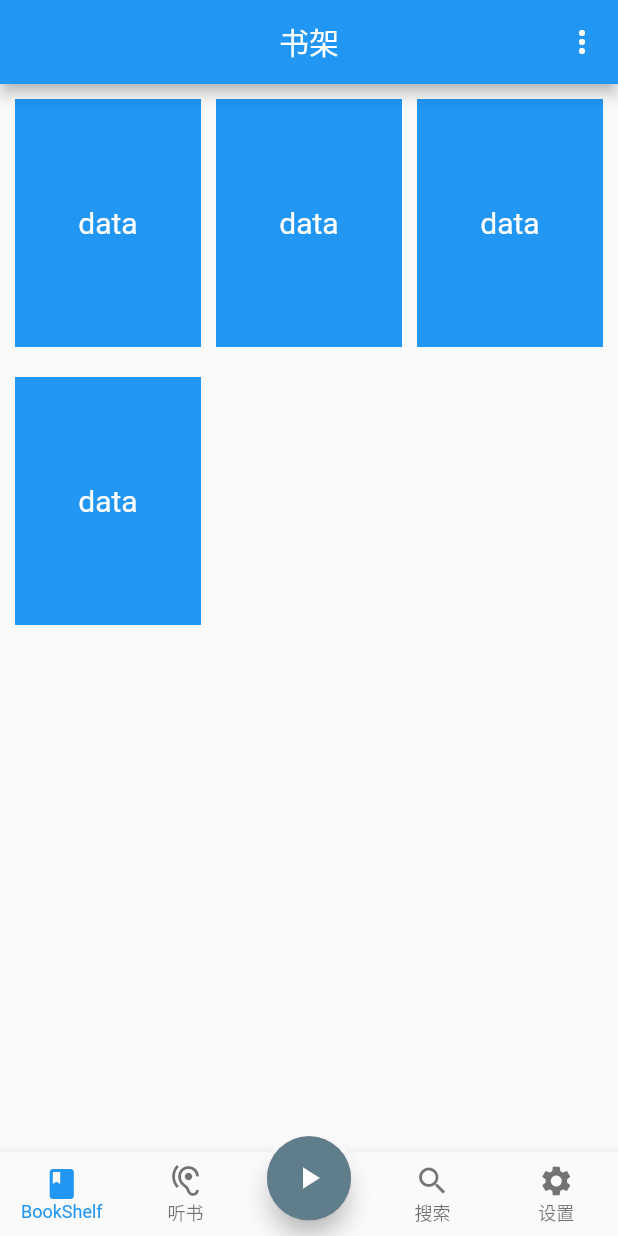
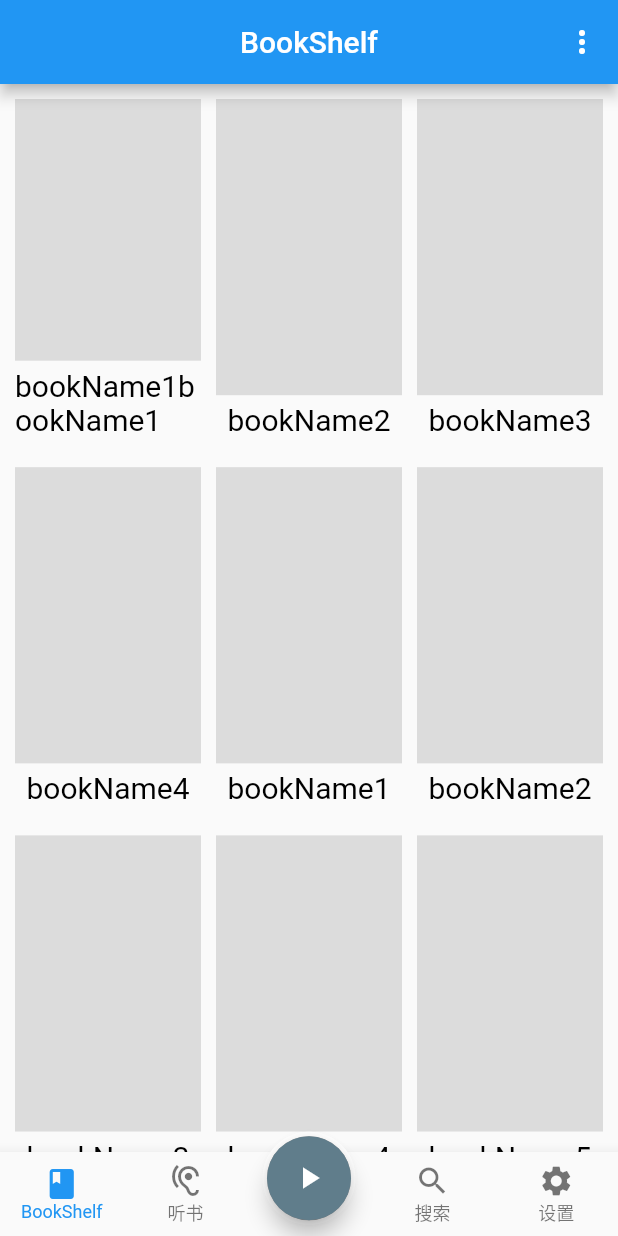
Before and after one commit to ccbfm/ccbfm_reader, a Flutter app: the screen it shows after launch, on a phone screen of 412 x 824 dp. Run offline on Flutter 3.47's test engine with Material 2 defaults, Android fonts, the light colour scheme and no system bars; our stand-ins replace floor, shared_preferences, sqflite; accounts and stored records are empty; generated files the repository leaves out were written again.

Commit message:
持久化

```diff
--- /dev/null
+++ b/lib/Config.dart
@@ -0,0 +1,5 @@
+
+
+class Config {
+
+}
--- a/lib/main.dart
+++ b/lib/main.dart
@@ -60,6 +60,12 @@ class MyHomePage extends StatefulWidget {
 class _MyHomePageState extends State<MyHomePage> {
   int _index = 0;
   final _pageController = PageController(initialPage: 0);
+  final List<StatefulWidget> _pageView = [
+    BookShelf(),
+    const BookListen(),
+    const BookSearch(),
+    const BookSettings(),
+  ];
 
   void clickFloatingButton() {}
 
@@ -98,13 +104,10 @@ class _MyHomePageState extends State<MyHomePage> {
           itemBuilder: (BuildContext context, int index) {
             switch (index) {
               case 0:
-                return const BookShelf();
               case 1:
-                return const BookListen();
               case 2:
-                return const BookSearch();
               case 3:
-                return const BookSettings();
+                return _pageView[index];
             }
             return const Text("未定义");
           },
--- /dev/null
+++ b/lib/persistent/SP.dart
@@ -0,0 +1,22 @@
+
+import 'package:shared_preferences/shared_preferences.dart';
+
+class SP {
+  static Future<String?> getString(key) async {
+    return getStringHasDefault(key, null);
+  }
+
+  static Future<String> getStringHasDefault(key, defValue) async {
+    final prefs = await SharedPreferences.getInstance();
+    String? result = prefs.getString(key);
+    if(result == null){
+      return defValue;
+    }
+    return result;
+  }
+
+  static Future<bool> setString(key, value) async {
+    final prefs = await SharedPreferences.getInstance();
+    return prefs.setString(key, value);
+  }
+}
--- a/lib/view/book_listen.dart
+++ b/lib/view/book_listen.dart
@@ -3,7 +3,7 @@
 import 'package:flutter/material.dart';
 
 class BookListen extends StatefulWidget {
-  const BookListen({Key? key}) : super(key: key);
+   const BookListen({Key? key}) : super(key: key);
 
   // This widget is the home page of your application. It is stateful, meaning
   // that it has a State object (defined below) that contains fields that affect
--- a/lib/view/book_shelf.dart
+++ b/lib/view/book_shelf.dart
@@ -1,9 +1,18 @@
 //
+
+import 'dart:collection';
+
+import 'package:ccbfm_reader/db/DBHelper.dart';
+import 'package:ccbfm_reader/db/database.dart';
+import 'package:ccbfm_reader/db/entity/json_data.dart';
+import 'package:ccbfm_reader/generated/l10n.dart';
+import 'package:ccbfm_reader/model/book.dart';
+import 'package:ccbfm_reader/persistent/SP.dart';
 
 import 'package:flutter/material.dart';
 
 class BookShelf extends StatefulWidget {
-  const BookShelf({Key? key}) : super(key: key);
+  BookShelf({Key? key}) : super(key: key);
 
   // This widget is the home page of your application. It is stateful, meaning
   // that it has a State object (defined below) that contains fields that affect
@@ -13,32 +22,80 @@ class BookShelf extends StatefulWidget {
   // case the title) provided by the parent (in this case the App widget) and
   // used by the build method of the State. Fields in a Widget subclass are
   // always marked "final".
+  final List<Book> _listBook = [];
+  final HashMap<String, Object> _keyValue = HashMap();
 
   @override
   State<BookShelf> createState() => BookShelfState();
 }
 
+const String keyShelfModel = "ShelfModel";
 enum ShelfModel {
+  none,
   list,
   grid,
 }
 
 class BookShelfState extends State<BookShelf> {
+  ShelfModel _shelfModel = ShelfModel.none;
+  List<Book> _bookList = [];
 
-  ShelfModel _shelfModel = ShelfModel.grid;
+  @override
+  void initState() {
+    super.initState();
+    if (widget._listBook.isEmpty) {
+      loadData();
+      //widget._listBook.addAll(_bookList);
+      widget._listBook.add(Book("bookName1bookName1", ""));
+      widget._listBook.add(Book("bookName2", ""));
+      widget._listBook.add(Book("bookName3", ""));
+      widget._listBook.add(Book("bookName4", ""));
+      widget._listBook.add(Book("bookName1", ""));
+      widget._listBook.add(Book("bookName2", ""));
+      widget._listBook.add(Book("bookName3", ""));
+      widget._listBook.add(Book("bookName4", ""));
+      _bookList = (widget._listBook);
+      _bookList.add(Book("bookName5", ""));
+      SP.getStringHasDefault(keyShelfModel, ShelfModel.grid.name).then((value) {
+        if (value == ShelfModel.grid.name) {
+          _shelfModel = ShelfModel.grid;
+        } else if (value == ShelfModel.list.name) {
+          _shelfModel = ShelfModel.list;
+        }
+        widget._keyValue[keyShelfModel] = _shelfModel;
+        setState(() {});
+      });
+    } else {
+      _shelfModel = widget._keyValue[keyShelfModel] as ShelfModel;
+      _bookList = (widget._listBook);
+    }
+  }
+
+  void loadData() {
+    DBHelper.build().then((value) {
+      value.jsonDataDao.findAllByType(1).then((value) {
+        print("value=${value.length}");
+      });
+    });
+  }
 
   @override
   Widget build(BuildContext context) {
-
     List<PopupMenuItem<String>> pmItem = [];
+    Widget body;
+    if (_shelfModel == ShelfModel.none) {
+      body = const Center(
+        child: Text("加载中..."),
+      );
+    } else {
       SliverGridDelegate gridDelegate;
-    if(_shelfModel == ShelfModel.grid){
+      if (_shelfModel == ShelfModel.grid) {
         pmItem.add(createSelectView(Icons.list, '列表模式', 'AA'));
         gridDelegate = const SliverGridDelegateWithFixedCrossAxisCount(
           crossAxisCount: 3,
           crossAxisSpacing: 10,
           mainAxisSpacing: 20,
-        childAspectRatio: 0.75,
+          childAspectRatio: 0.55,
         );
       } else {
         pmItem.add(createSelectView(Icons.apps, '网格模式', 'AB'));
@@ -51,39 +108,7 @@ class BookShelfState extends State<BookShelf> {
       }
       pmItem.add(createSelectView(Icons.file_download, '导入图书', 'B'));
 
-    return Scaffold(
-        appBar: AppBar(
-          centerTitle: true,
-          // Here we take the value from the MyHomePage object that was created by
-          // the App.build method, and use it to set our appbar title.
-          title: const Text(
-            "书架",
-            textAlign: TextAlign.center,
-          ),
-          actions: [
-            PopupMenuButton<String>(
-              itemBuilder: (BuildContext context) => pmItem,
-              onSelected: (String action) {
-                // 点击选项的时候
-                switch (action) {
-                  case 'AA':
-                    setState(() {
-                      _shelfModel = ShelfModel.list;
-                    });
-                    break;
-                  case 'AB':
-                    setState(() {
-                      _shelfModel = ShelfModel.grid;
-                    });
-                    break;
-                  case 'B':
-                    break;
-                }
-              },
-            ),
-          ],
-        ),
-        body: Column(
+      body = Column(
         mainAxisAlignment: MainAxisAlignment.center,
         children: <Widget>[
           Expanded(
@@ -92,26 +117,112 @@ class BookShelfState extends State<BookShelf> {
             padding: const EdgeInsets.all(10.0),
             scrollDirection: Axis.vertical,
             gridDelegate: gridDelegate,
-              itemCount: 4,
+            itemCount: _bookList.length,
             itemBuilder: (BuildContext context, int index) {
-                return getItemContainer("data");
+              return getItemContainer(_shelfModel, _bookList[index]);
             },
           )),
         ],
-        ));
+      );
     }
 
-  Widget getItemContainer(String item) {
+    return Scaffold(
+      appBar: AppBar(
+        centerTitle: true,
+        // Here we take the value from the MyHomePage object that was created by
+        // the App.build method, and use it to set our appbar title.
+        title: Text(
+          S.of(context).book_shelf,
+          textAlign: TextAlign.center,
+        ),
+        actions: [
+          PopupMenuButton<String>(
+            itemBuilder: (BuildContext context) => pmItem,
+            onSelected: onSelectedPopupMenu,
+          ),
+        ],
+      ),
+      body: body,
+    );
+  }
+
+  void onSelectedPopupMenu(String action) {
+    switch (action) {
+      case 'AA':
+        changeItemLayout(ShelfModel.list);
+        break;
+      case 'AB':
+        changeItemLayout(ShelfModel.grid);
+        break;
+      case 'B':
+        break;
+    }
+  }
+
+  void changeItemLayout(ShelfModel shelfModel) {
+    setState(() {
+      _shelfModel = shelfModel;
+      widget._keyValue[keyShelfModel] = _shelfModel;
+      SP.setString(keyShelfModel, _shelfModel.name);
+    });
+  }
+
+  Widget getItemContainer(ShelfModel shelfModel, Book book) {
+    if (shelfModel == ShelfModel.list) {
       return Container(
-      width: 5.0,
-      height: 5.0,
         alignment: Alignment.center,
-      child: Text(
-        item,
-        style: const TextStyle(color: Colors.white, fontSize: 20),
+        child: Row(
+          children: [
+            Flexible(
+              child: Container(
+                color: const Color(0xffdcdcdc),
+                width: 90,
               ),
-      color: Colors.blue,
+            ),
+            const SizedBox(
+              width: 10,
+            ),
+            Container(
+              child: Column(
+                children: [
+                  Text(
+                    book.bookName,
+                    style: const TextStyle(color: Colors.black, fontSize: 20),
+                    maxLines: 1,
+                    overflow: TextOverflow.ellipsis,
+                  )
+                ],
+              ),
+              padding: const EdgeInsets.all(5.0),
+            )
+          ],
+        ),
+        color: Colors.transparent,
       );
+    } else {
+      return Container(
+        alignment: Alignment.center,
+        child: Column(
+          children: [
+            Expanded(
+              child: Container(
+                color: const Color(0xffdcdcdc),
+              ),
+            ),
+            const SizedBox(
+              height: 5,
+            ),
+            Text(
+              book.bookName,
+              style: const TextStyle(color: Colors.black, fontSize: 20),
+              maxLines: 2,
+              overflow: TextOverflow.ellipsis,
+            )
+          ],
+        ),
+        color: Colors.transparent,
+      );
+    }
   }
 
   // 返回每个隐藏的菜单项
```
Also changed, not shown: lib/db/DBHelper.dart (added, +18 -0 lines), lib/db/dao/json_data_dao.dart (added, +26 -0 lines), lib/db/database.dart (added, +21 -0 lines), lib/db/entity/json_data.dart (added, +16 -0 lines), pubspec.yaml (+6 -3 lines), lib/db/database.g.dart (added), pubspec.lock. Lines whose indentation alone changed are shown as unchanged.
